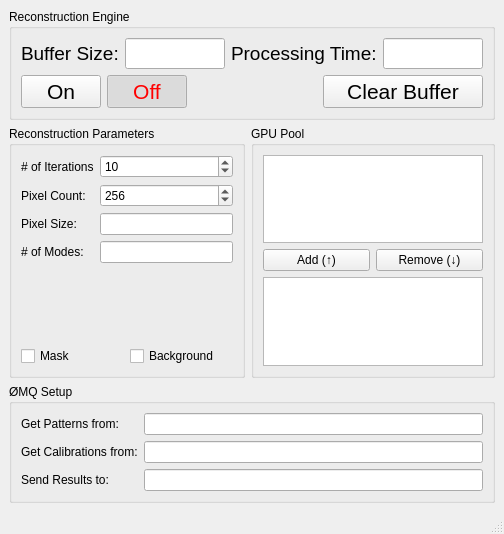
Old version of the form src/live_rpi_reconstruction_service/ui/live_rpi_reconstruction_service.ui in the repository allevitan/Live_RPI_Reconstruction_Service.
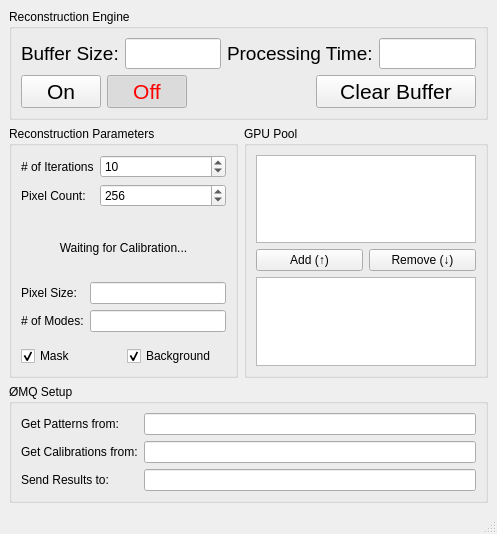
New version of the form.

Commit message: Actually get it doing reconstructions!

```diff
--- a/src/live_rpi_reconstruction_service/ui/live_rpi_reconstruction_service.ui
+++ b/src/live_rpi_reconstruction_service/ui/live_rpi_reconstruction_service.ui
@@ -6,7 +6,7 @@
    <rect>
     <x>0</x>
     <y>0</y>
-    <width>504</width>
+    <width>497</width>
     <height>534</height>
    </rect>
   </property>
@@ -276,8 +276,22 @@
              </property>
             </widget>
            </item>
-           <item row="2" column="0">
-            <widget class="QLabel" name="label_10">
+          </layout>
+         </item>
+         <item>
+          <widget class="QLabel" name="label_calibrationState">
+           <property name="text">
+            <string>Waiting for Calibration...</string>
+           </property>
+           <property name="alignment">
+            <set>Qt::AlignCenter</set>
+           </property>
+          </widget>
+         </item>
+         <item>
+          <layout class="QFormLayout" name="formLayout_probeInfo">
+           <item row="0" column="0">
+            <widget class="QLabel" name="label_pixelSize">
              <property name="text">
               <string>Pixel Size:</string>
              </property>
@@ -286,15 +300,15 @@
              </property>
             </widget>
            </item>
-           <item row="2" column="1">
+           <item row="0" column="1">
             <widget class="QLineEdit" name="lineEdit_pixelSize">
              <property name="readOnly">
               <bool>true</bool>
              </property>
             </widget>
            </item>
-           <item row="3" column="0">
-            <widget class="QLabel" name="label_9">
+           <item row="1" column="0">
+            <widget class="QLabel" name="label_nModes">
              <property name="text">
               <string># of Modes:</string>
              </property>
@@ -303,7 +317,7 @@
              </property>
             </widget>
            </item>
-           <item row="3" column="1">
+           <item row="1" column="1">
             <widget class="QLineEdit" name="lineEdit_nModes">
              <property name="readOnly">
               <bool>true</bool>
@@ -319,6 +333,9 @@
              <property name="text">
               <string>Mask</string>
              </property>
+             <property name="checked">
+              <bool>true</bool>
+             </property>
             </widget>
            </item>
            <item>
@@ -326,6 +343,9 @@
              <property name="text">
               <string>Background</string>
              </property>
+             <property name="checked">
+              <bool>true</bool>
+             </property>
             </widget>
            </item>
           </layout>
```
Left out of the diff: 6 changed lines with no effect on the pictures. The commit also changes 4 other files.
